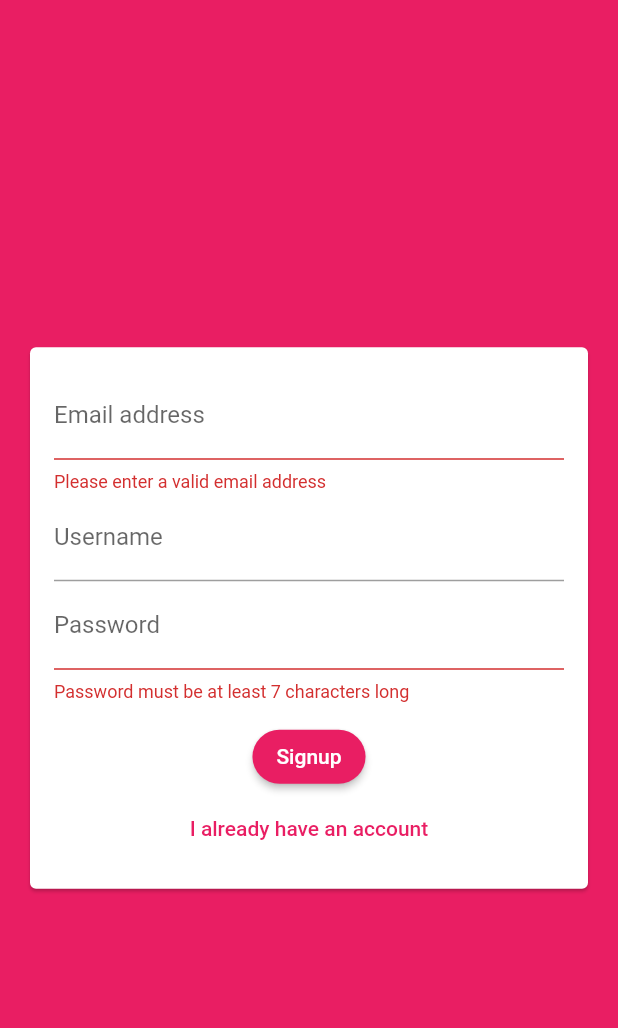
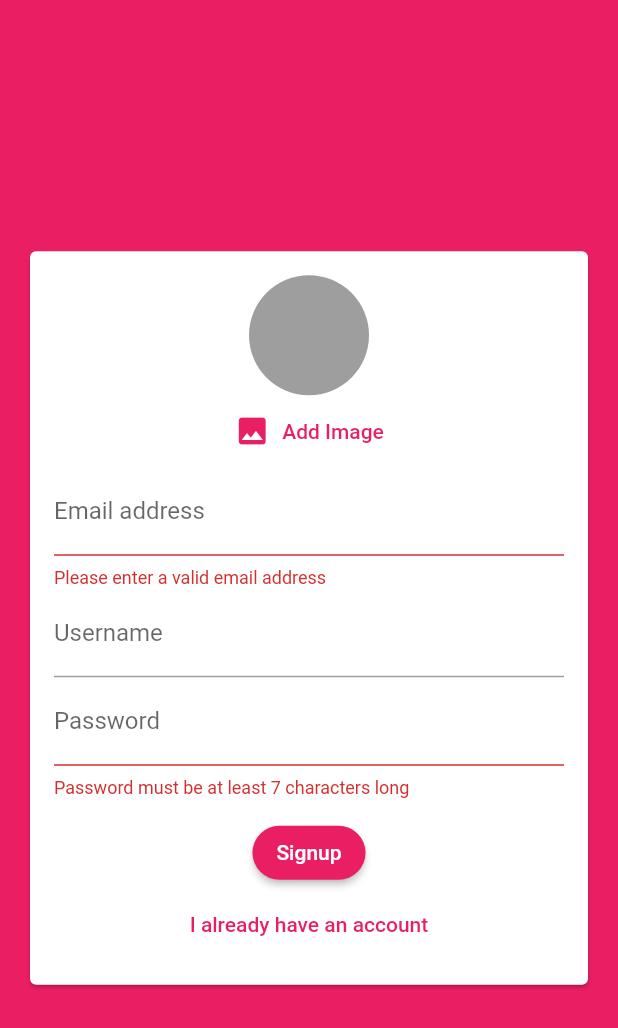
Before and after one commit to moeyad7/flutter_chat_app, a Flutter app: the screen it shows after launch, after a tap on "Login", after a tap on "Create new account", on a phone screen of 412 x 824 dp. Shown: the top 1028 px of the screen. Run offline on Flutter 3.47's test engine with Material 2 defaults, Android fonts, the phone set to English and light mode, and no system bars; our stand-ins replace cloud_firestore, firebase_auth, firebase_core, image_picker; accounts and stored records are empty.

Commit message:
video 26 folder 14

```diff
--- a/lib/widgets/auth/auth_form.dart
+++ b/lib/widgets/auth/auth_form.dart
@@ -1,4 +1,6 @@
 import 'package:flutter/material.dart';
+
+import '../../widgets/picker/user_image_picker.dart';
 
 class AuthForm extends StatefulWidget {
   final bool isLoading;
@@ -53,6 +55,7 @@ class _AuthFormState extends State<AuthForm> {
               child: Column(
                 mainAxisSize: MainAxisSize.min,
                 children: <Widget>[
+                  if (!_isLogin) UserImagePicker(),
                   TextFormField(
                     key: ValueKey('email'),
                     validator: (value) {
--- /dev/null
+++ b/lib/widgets/picker/user_image_picker.dart
@@ -0,0 +1,46 @@
+import 'dart:io';
+
+import 'package:flutter/material.dart';
+import 'package:image_picker/image_picker.dart';
+
+class UserImagePicker extends StatefulWidget {
+  const UserImagePicker({Key key}) : super(key: key);
+
+  @override
+  State<UserImagePicker> createState() => _UserImagePickerState();
+}
+
+class _UserImagePickerState extends State<UserImagePicker> {
+  File _pickedImage;
+
+  void _pickImage() async {
+    final picker = ImagePicker();
+    final imageFile = await picker.pickImage(source: ImageSource.camera);
+    final pickedImageFile = File(imageFile.path);
+    setState(() {
+      _pickedImage = pickedImageFile;
+    });
+  }
+
+  @override
+  Widget build(BuildContext context) {
+    return Column(
+      children: <Widget>[
+        CircleAvatar(
+          radius: 40,
+          backgroundColor: Colors.grey,
+          backgroundImage:
+              _pickedImage != null ? FileImage(_pickedImage) : null,
+        ),
+        TextButton.icon(
+          style: TextButton.styleFrom(
+            primary: Theme.of(context).primaryColor,
+          ),
+          icon: Icon(Icons.image),
+          label: Text('Add Image'),
+          onPressed: _pickImage,
+        ),
+      ],
+    );
+  }
+}
--- a/pubspec.yaml
+++ b/pubspec.yaml
@@ -26,6 +26,7 @@ dependencies:
   cloud_firestore: ^4.5.3
   firebase_core: ^2.10.0
   firebase_auth: ^4.4.2
+  image_picker: ^0.8.7+4
 
 dev_dependencies:
   flutter_test:
```
Also changed, not shown: pubspec.lock.
